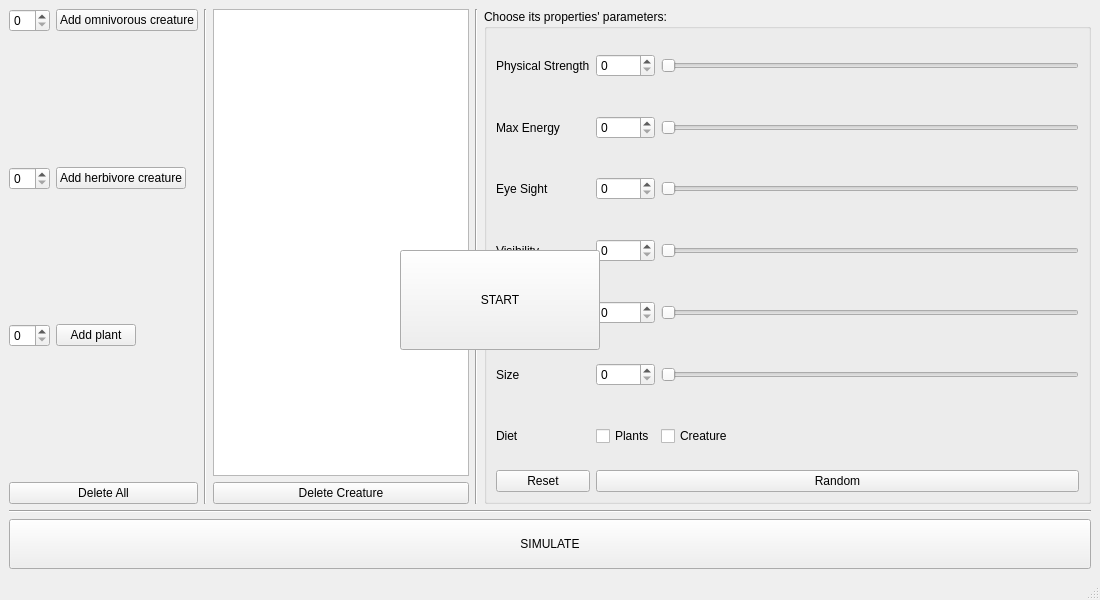
First picture: the form in Evolution_1/mainwindow.ui, repository Natali124/Evolution-Simulator, before the edit.
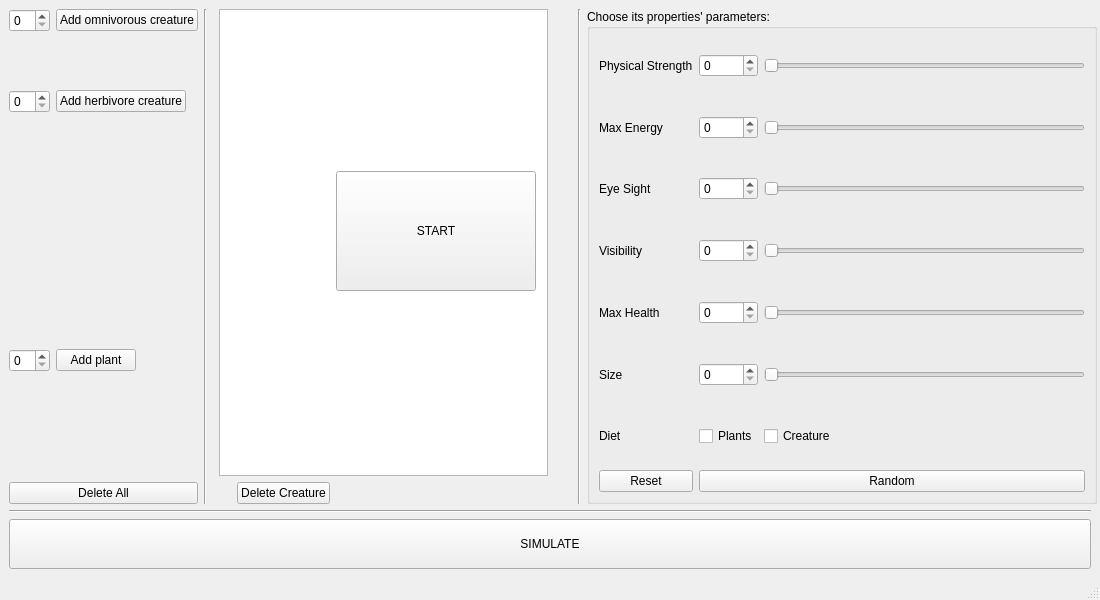
Second picture: the form after the edit.

Commit message: ui start button center

What changed in the file:
```diff
--- a/Evolution_1/mainwindow.ui
+++ b/Evolution_1/mainwindow.ui
@@ -27,30 +27,7 @@
   </property>
   <widget class="QWidget" name="centralwidget">
    <layout class="QGridLayout" name="gridLayout_2">
-    <item row="0" column="0">
-     <widget class="QSpinBox" name="count_pred">
-      <property name="sizePolicy">
-       <sizepolicy hsizetype="Fixed" vsizetype="Fixed">
-        <horstretch>0</horstretch>
-        <verstretch>0</verstretch>
-       </sizepolicy>
-      </property>
-     </widget>
-    </item>
-    <item row="0" column="1">
-     <widget class="QPushButton" name="button_pred">
-      <property name="sizePolicy">
-       <sizepolicy hsizetype="Fixed" vsizetype="Fixed">
-        <horstretch>0</horstretch>
-        <verstretch>0</verstretch>
-       </sizepolicy>
-      </property>
-      <property name="text">
-       <string>Add omnivorous creature</string>
-      </property>
-     </widget>
-    </item>
-    <item row="0" column="2" rowspan="7">
+    <item row="0" column="2" rowspan="10">
      <widget class="Line" name="line_1">
       <property name="sizePolicy">
        <sizepolicy hsizetype="Fixed" vsizetype="Expanding">
@@ -63,7 +40,17 @@
       </property>
      </widget>
     </item>
-    <item row="0" column="5" rowspan="7">
+    <item row="2" column="0">
+     <widget class="QSpinBox" name="count_prey">
+      <property name="sizePolicy">
+       <sizepolicy hsizetype="Fixed" vsizetype="Fixed">
+        <horstretch>0</horstretch>
+        <verstretch>0</verstretch>
+       </sizepolicy>
+      </property>
+     </widget>
+    </item>
+    <item row="0" column="16" rowspan="10">
      <widget class="QGroupBox" name="groupBox">
       <property name="sizePolicy">
        <sizepolicy hsizetype="Minimum" vsizetype="Minimum">
@@ -414,76 +401,6 @@
       </layout>
      </widget>
     </item>
-    <item row="4" column="0">
-     <widget class="QSpinBox" name="count_plant">
-      <property name="sizePolicy">
-       <sizepolicy hsizetype="Fixed" vsizetype="Fixed">
-        <horstretch>0</horstretch>
-        <verstretch>0</verstretch>
-       </sizepolicy>
-      </property>
-     </widget>
-    </item>
-    <item row="0" column="3" rowspan="6">
-     <widget class="QListWidget" name="creature_list">
-      <property name="sizePolicy">
-       <sizepolicy hsizetype="Minimum" vsizetype="Minimum">
-        <horstretch>0</horstretch>
-        <verstretch>0</verstretch>
-       </sizepolicy>
-      </property>
-     </widget>
-    </item>
-    <item row="0" column="4" rowspan="7">
-     <widget class="Line" name="line_2">
-      <property name="sizePolicy">
-       <sizepolicy hsizetype="Fixed" vsizetype="Minimum">
-        <horstretch>0</horstretch>
-        <verstretch>0</verstretch>
-       </sizepolicy>
-      </property>
-      <property name="orientation">
-       <enum>Qt::Vertical</enum>
-      </property>
-     </widget>
-    </item>
-    <item row="6" column="3">
-     <widget class="QPushButton" name="button_delete_creature">
-      <property name="text">
-       <string>Delete Creature</string>
-      </property>
-     </widget>
-    </item>
-    <item row="4" column="1">
-     <widget class="QPushButton" name="button_plant">
-      <property name="sizePolicy">
-       <sizepolicy hsizetype="Fixed" vsizetype="Fixed">
-        <horstretch>0</horstretch>
-        <verstretch>0</verstretch>
-       </sizepolicy>
-      </property>
-      <property name="text">
-       <string>Add plant</string>
-      </property>
-     </widget>
-    </item>
-    <item row="7" column="0" colspan="6">
-     <widget class="Line" name="line_3">
-      <property name="orientation">
-       <enum>Qt::Horizontal</enum>
-      </property>
-     </widget>
-    </item>
-    <item row="2" column="0">
-     <widget class="QSpinBox" name="count_prey">
-      <property name="sizePolicy">
-       <sizepolicy hsizetype="Fixed" vsizetype="Fixed">
-        <horstretch>0</horstretch>
-        <verstretch>0</verstretch>
-       </sizepolicy>
-      </property>
-     </widget>
-    </item>
     <item row="2" column="1">
      <widget class="QPushButton" name="button_prey">
       <property name="sizePolicy">
@@ -497,7 +414,30 @@
       </property>
      </widget>
     </item>
-    <item row="6" column="0" colspan="2">
+    <item row="0" column="0">
+     <widget class="QSpinBox" name="count_pred">
+      <property name="sizePolicy">
+       <sizepolicy hsizetype="Fixed" vsizetype="Fixed">
+        <horstretch>0</horstretch>
+        <verstretch>0</verstretch>
+       </sizepolicy>
+      </property>
+     </widget>
+    </item>
+    <item row="0" column="1">
+     <widget class="QPushButton" name="button_pred">
+      <property name="sizePolicy">
+       <sizepolicy hsizetype="Fixed" vsizetype="Fixed">
+        <horstretch>0</horstretch>
+        <verstretch>0</verstretch>
+       </sizepolicy>
+      </property>
+      <property name="text">
+       <string>Add omnivorous creature</string>
+      </property>
+     </widget>
+    </item>
+    <item row="9" column="0" colspan="2">
      <widget class="QPushButton" name="button_delete_all">
       <property name="sizePolicy">
        <sizepolicy hsizetype="Minimum" vsizetype="Fixed">
@@ -510,7 +450,7 @@
       </property>
      </widget>
     </item>
-    <item row="8" column="0" colspan="6">
+    <item row="11" column="0" colspan="17">
      <widget class="QPushButton" name="simBut">
       <property name="sizePolicy">
        <sizepolicy hsizetype="Minimum" vsizetype="Fixed">
@@ -529,28 +469,86 @@
       </property>
      </widget>
     </item>
+    <item row="10" column="0" colspan="17">
+     <widget class="Line" name="line_3">
+      <property name="orientation">
+       <enum>Qt::Horizontal</enum>
+      </property>
+     </widget>
+    </item>
+    <item row="0" column="15" rowspan="10">
+     <widget class="Line" name="line_2">
+      <property name="sizePolicy">
+       <sizepolicy hsizetype="Fixed" vsizetype="Minimum">
+        <horstretch>0</horstretch>
+        <verstretch>0</verstretch>
+       </sizepolicy>
+      </property>
+      <property name="orientation">
+       <enum>Qt::Vertical</enum>
+      </property>
+     </widget>
+    </item>
+    <item row="9" column="7">
+     <widget class="QPushButton" name="button_delete_creature">
+      <property name="text">
+       <string>Delete Creature</string>
+      </property>
+     </widget>
+    </item>
+    <item row="6" column="0">
+     <widget class="QSpinBox" name="count_plant">
+      <property name="sizePolicy">
+       <sizepolicy hsizetype="Fixed" vsizetype="Fixed">
+        <horstretch>0</horstretch>
+        <verstretch>0</verstretch>
+       </sizepolicy>
+      </property>
+     </widget>
+    </item>
+    <item row="6" column="1">
+     <widget class="QPushButton" name="button_plant">
+      <property name="sizePolicy">
+       <sizepolicy hsizetype="Fixed" vsizetype="Fixed">
+        <horstretch>0</horstretch>
+        <verstretch>0</verstretch>
+       </sizepolicy>
+      </property>
+      <property name="text">
+       <string>Add plant</string>
+      </property>
+     </widget>
+    </item>
+    <item row="0" column="4" rowspan="9" colspan="7">
+     <widget class="QListWidget" name="creature_list">
+      <property name="sizePolicy">
+       <sizepolicy hsizetype="Minimum" vsizetype="Minimum">
+        <horstretch>0</horstretch>
+        <verstretch>0</verstretch>
+       </sizepolicy>
+      </property>
+     </widget>
+    </item>
+    <item row="4" column="8">
+     <widget class="QPushButton" name="startBut">
+      <property name="sizePolicy">
+       <sizepolicy hsizetype="Minimum" vsizetype="Minimum">
+        <horstretch>0</horstretch>
+        <verstretch>0</verstretch>
+       </sizepolicy>
+      </property>
+      <property name="minimumSize">
+       <size>
+        <width>200</width>
+        <height>120</height>
+       </size>
+      </property>
+      <property name="text">
+       <string>START</string>
+      </property>
+     </widget>
+    </item>
    </layout>
-   <widget class="QPushButton" name="startBut">
-    <property name="geometry">
-     <rect>
-      <x>400</x>
-      <y>250</y>
-      <width>200</width>
-      <height>100</height>
-     </rect>
-    </property>
-    <property name="sizePolicy">
-     <sizepolicy hsizetype="Minimum" vsizetype="Minimum">
-      <horstretch>0</horstretch>
-      <verstretch>0</verstretch>
-     </sizepolicy>
-    </property>
-    <property name="text">
-     <string>START</string>
-    </property>
-   </widget>
-   <zorder>creature_list</zorder>
-   <zorder>startBut</zorder>
    <zorder>line_1</zorder>
    <zorder>line_2</zorder>
    <zorder>line_3</zorder>
@@ -564,6 +562,8 @@
    <zorder>count_plant</zorder>
    <zorder>button_delete_creature</zorder>
    <zorder>simBut</zorder>
+   <zorder>creature_list</zorder>
+   <zorder>startBut</zorder>
   </widget>
   <widget class="QMenuBar" name="menubar">
    <property name="geometry">
@@ -571,7 +571,7 @@
      <x>0</x>
      <y>0</y>
      <width>1100</width>
-     <height>21</height>
+     <height>22</height>
     </rect>
    </property>
   </widget>
```
